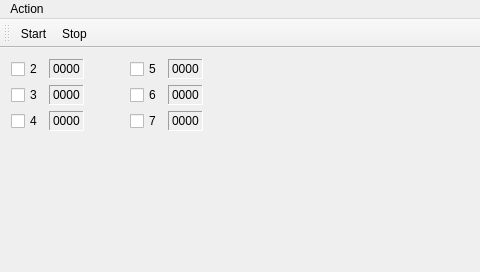
scottellis/madcqt, file mainwindow.ui: the form before one commit.
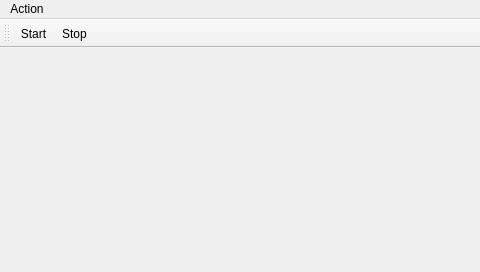
The form after the commit.

What changed in the file:
```diff
--- a/mainwindow.ui
+++ b/mainwindow.ui
@@ -13,232 +13,7 @@
   <property name="windowTitle">
    <string>MainWindow</string>
   </property>
-  <widget class="QWidget" name="centralWidget">
-   <layout class="QFormLayout" name="formLayout">
-    <item row="0" column="0">
-     <layout class="QHBoxLayout" name="horizontalLayout">
-      <item>
-       <widget class="QCheckBox" name="check_2">
-        <property name="text">
-         <string>2</string>
-        </property>
-       </widget>
-      </item>
-      <item>
-       <widget class="QLabel" name="adc_2">
-        <property name="frameShape">
-         <enum>QFrame::Panel</enum>
-        </property>
-        <property name="frameShadow">
-         <enum>QFrame::Sunken</enum>
-        </property>
-        <property name="text">
-         <string>0000</string>
-        </property>
-       </widget>
-      </item>
-      <item>
-       <spacer name="horizontalSpacer_2">
-        <property name="orientation">
-         <enum>Qt::Horizontal</enum>
-        </property>
-        <property name="sizeHint" stdset="0">
-         <size>
-          <width>40</width>
-          <height>20</height>
-         </size>
-        </property>
-       </spacer>
-      </item>
-     </layout>
-    </item>
-    <item row="0" column="1">
-     <layout class="QHBoxLayout" name="horizontalLayout_4">
-      <item>
-       <widget class="QCheckBox" name="check_5">
-        <property name="text">
-         <string>5</string>
-        </property>
-       </widget>
-      </item>
-      <item>
-       <widget class="QLabel" name="adc_5">
-        <property name="frameShape">
-         <enum>QFrame::Panel</enum>
-        </property>
-        <property name="frameShadow">
-         <enum>QFrame::Sunken</enum>
-        </property>
-        <property name="text">
-         <string>0000</string>
-        </property>
-       </widget>
-      </item>
-      <item>
-       <spacer name="horizontalSpacer_5">
-        <property name="orientation">
-         <enum>Qt::Horizontal</enum>
-        </property>
-        <property name="sizeHint" stdset="0">
-         <size>
-          <width>40</width>
-          <height>20</height>
-         </size>
-        </property>
-       </spacer>
-      </item>
-     </layout>
-    </item>
-    <item row="1" column="0">
-     <layout class="QHBoxLayout" name="horizontalLayout_2">
-      <item>
-       <widget class="QCheckBox" name="check_3">
-        <property name="text">
-         <string>3</string>
-        </property>
-       </widget>
-      </item>
-      <item>
-       <widget class="QLabel" name="adc_3">
-        <property name="frameShape">
-         <enum>QFrame::Panel</enum>
-        </property>
-        <property name="frameShadow">
-         <enum>QFrame::Sunken</enum>
-        </property>
-        <property name="text">
-         <string>0000</string>
-        </property>
-       </widget>
-      </item>
-      <item>
-       <spacer name="horizontalSpacer_3">
-        <property name="orientation">
-         <enum>Qt::Horizontal</enum>
-        </property>
-        <property name="sizeHint" stdset="0">
-         <size>
-          <width>40</width>
-          <height>20</height>
-         </size>
-        </property>
-       </spacer>
-      </item>
-     </layout>
-    </item>
-    <item row="1" column="1">
-     <layout class="QHBoxLayout" name="horizontalLayout_5">
-      <item>
-       <widget class="QCheckBox" name="check_6">
-        <property name="text">
-         <string>6</string>
-        </property>
-       </widget>
-      </item>
-      <item>
-       <widget class="QLabel" name="adc_6">
-        <property name="frameShape">
-         <enum>QFrame::Panel</enum>
-        </property>
-        <property name="frameShadow">
-         <enum>QFrame::Sunken</enum>
-        </property>
-        <property name="text">
-         <string>0000</string>
-        </property>
-       </widget>
-      </item>
-      <item>
-       <spacer name="horizontalSpacer_6">
-        <property name="orientation">
-         <enum>Qt::Horizontal</enum>
-        </property>
-        <property name="sizeHint" stdset="0">
-         <size>
-          <width>40</width>
-          <height>20</height>
-         </size>
-        </property>
-       </spacer>
-      </item>
-     </layout>
-    </item>
-    <item row="2" column="0">
-     <layout class="QHBoxLayout" name="horizontalLayout_3">
-      <item>
-       <widget class="QCheckBox" name="check_4">
-        <property name="text">
-         <string>4</string>
-        </property>
-       </widget>
-      </item>
-      <item>
-       <widget class="QLabel" name="adc_4">
-        <property name="frameShape">
-         <enum>QFrame::Panel</enum>
-        </property>
-        <property name="frameShadow">
-         <enum>QFrame::Sunken</enum>
-        </property>
-        <property name="text">
-         <string>0000</string>
-        </property>
-       </widget>
-      </item>
-      <item>
-       <spacer name="horizontalSpacer_4">
-        <property name="orientation">
-         <enum>Qt::Horizontal</enum>
-        </property>
-        <property name="sizeHint" stdset="0">
-         <size>
-          <width>40</width>
-          <height>20</height>
-         </size>
-        </property>
-       </spacer>
-      </item>
-     </layout>
-    </item>
-    <item row="2" column="1">
-     <layout class="QHBoxLayout" name="horizontalLayout_6">
-      <item>
-       <widget class="QCheckBox" name="check_7">
-        <property name="text">
-         <string>7</string>
-        </property>
-       </widget>
-      </item>
-      <item>
-       <widget class="QLabel" name="adc_7">
-        <property name="frameShape">
-         <enum>QFrame::Panel</enum>
-        </property>
-        <property name="frameShadow">
-         <enum>QFrame::Sunken</enum>
-        </property>
-        <property name="text">
-         <string>0000</string>
-        </property>
-       </widget>
-      </item>
-      <item>
-       <spacer name="horizontalSpacer_7">
-        <property name="orientation">
-         <enum>Qt::Horizontal</enum>
-        </property>
-        <property name="sizeHint" stdset="0">
-         <size>
-          <width>40</width>
-          <height>20</height>
-         </size>
-        </property>
-       </spacer>
-      </item>
-     </layout>
-    </item>
-   </layout>
-  </widget>
+  <widget class="QWidget" name="centralWidget"/>
   <widget class="QMenuBar" name="menuBar">
    <property name="geometry">
     <rect>
```
